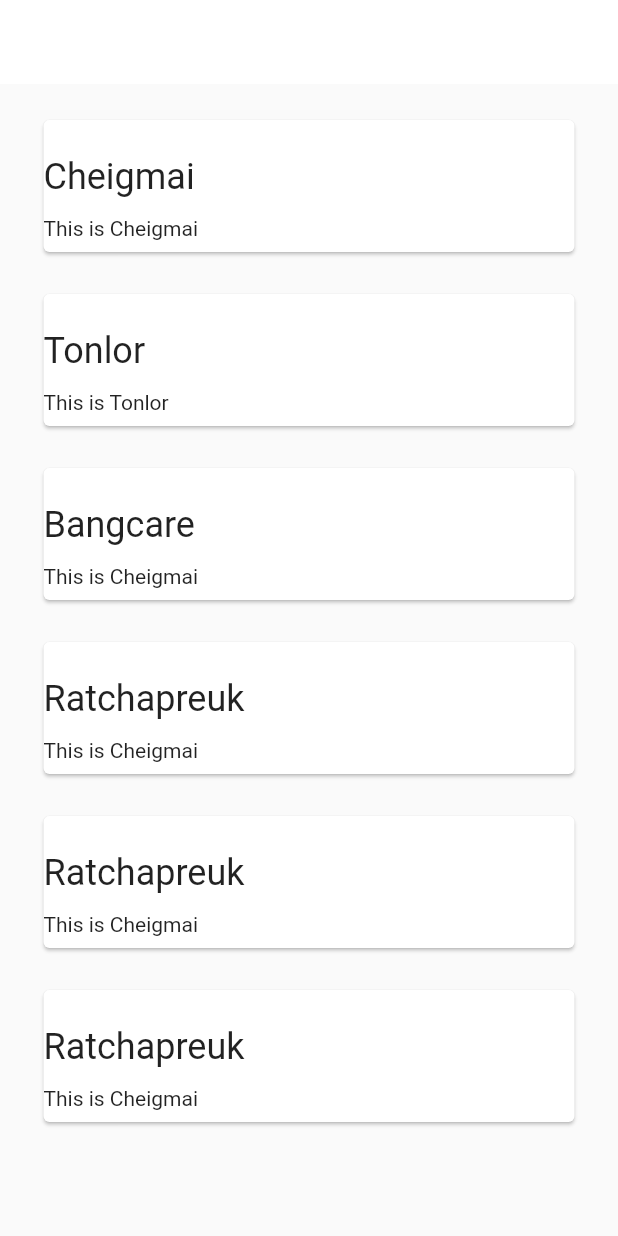
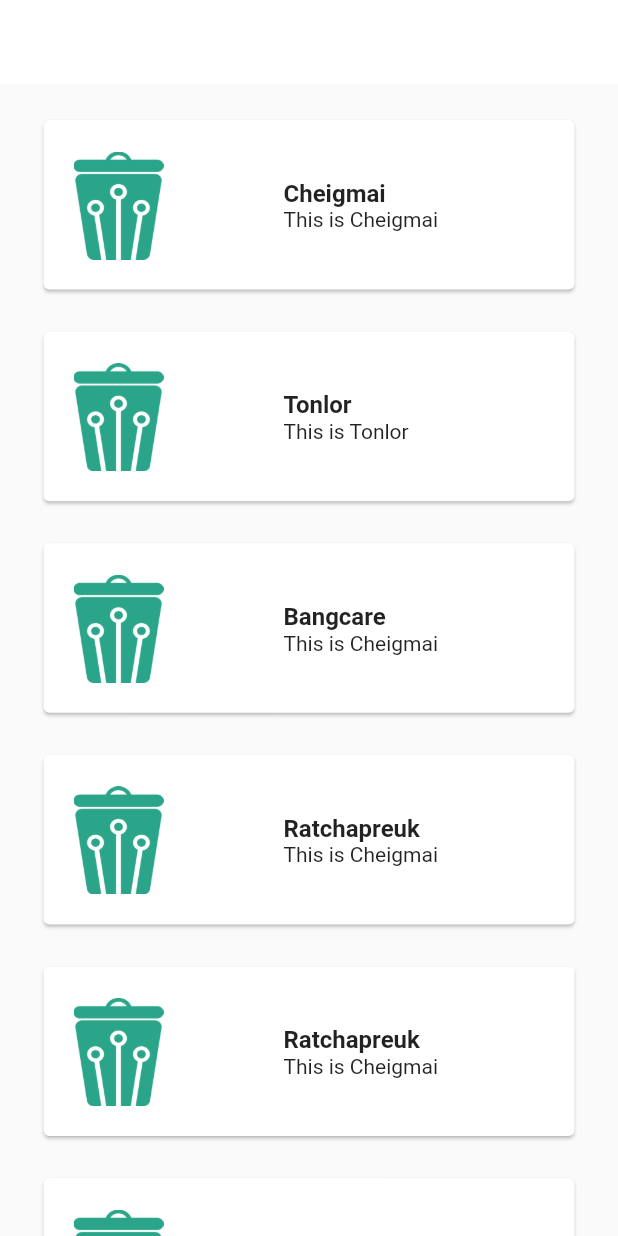
Before and after one commit to kodchapong1295/TrashHubApplication, a Flutter app: the ViewReport screen opened directly, on a phone screen of 412 x 824 dp. Run offline on Flutter 3.47's test engine with Material 2 defaults, Android fonts, the phone set to English and light mode, and no system bars; our stand-ins replace carousel_slider, firebase_auth, firebase_core; accounts and stored records are empty; network calls fail.

Commit message:
[UPDATE] view REport

```diff
--- a/lib/components/ViewReport/homeview.dart
+++ b/lib/components/ViewReport/homeview.dart
@@ -1,5 +1,4 @@
 import 'package:flutter/material.dart';
-import 'package:intl/intl.dart';
 import 'Trip.dart';
 
 class HomeView extends StatelessWidget {
@@ -30,25 +29,40 @@ class HomeView extends StatelessWidget {
         child: Card(
           child: Padding(
             padding: const EdgeInsets.only(top: 16),
-            child: Column(
+            child: Row(
               children: <Widget>[
                 Padding(
-                  padding: const EdgeInsets.only(top: 8, bottom: 4),
+                  padding: const EdgeInsets.only(top: 5, bottom: 20, left: 20),
                   child: Row(
                     children: <Widget>[
-                      Text(trip.title, style: new TextStyle(fontSize: 24.0)),
-                      Spacer(),
+                      Container(
+                        child: Image.asset('images/logo.png'),
+                        width: 60,
+                      ),
+                      Padding(
+                        padding: const EdgeInsets.symmetric(horizontal: 80),
+                        child: Column(
+                          crossAxisAlignment: CrossAxisAlignment.start,
+                          children: [
+                            Container(
+                              child: Text(
+                                trip.title,
+                                style: TextStyle(
+                                    fontWeight: FontWeight.bold, fontSize: 16),
+                              ),
+                            ),
+                            Container(
+                              child: Text(
+                                trip.text,
+                                style: TextStyle(fontSize: 14),
+                              ),
+                            ),
+                          ],
+                        ),
+                      )
                     ],
                   ),
                 ),
-                Padding(
-                  padding: const EdgeInsets.only(top: 8, bottom: 8),
-                  child: Row(
-                    children: <Widget>[
-                      Text(trip.text),
-                    ],
-                  ),
-                )
               ],
             ),
           ),
```
Also changed, not shown: pubspec.lock.
